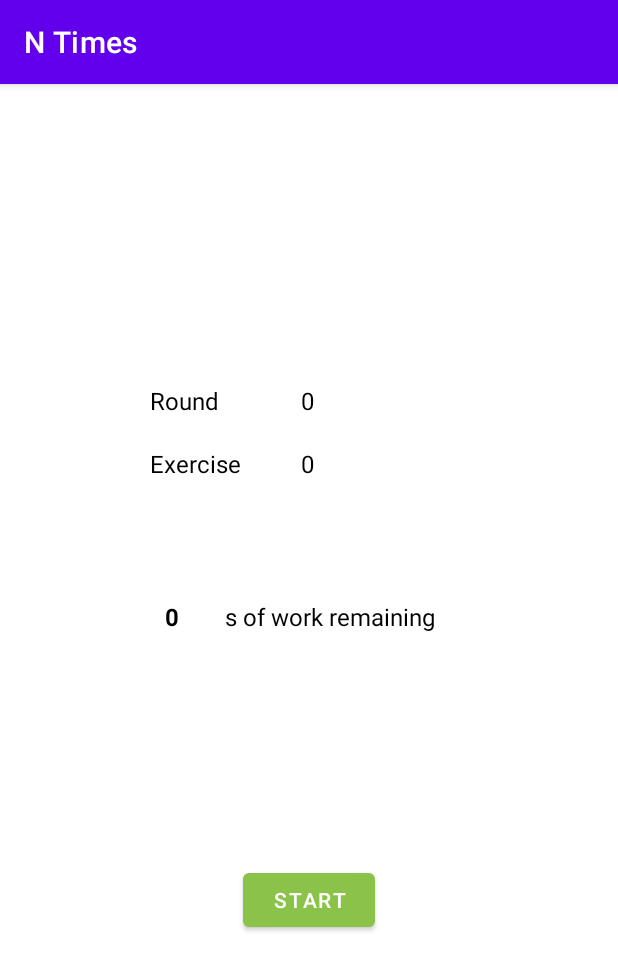
After one commit to xenoteo/N-Times, an Android app: the TimeActivity screen opened directly, with no data from a screen before it, on a phone screen of 412 x 824 dp. The commit adds this screen. Shown: the top 970 px of the screen. Run offline under Robolectric (Android 15) with nearby library versions, the phone set to English and light mode, and no system bars.

Commit message:
CountDownTimer created

```diff
--- a/app/src/main/AndroidManifest.xml
+++ b/app/src/main/AndroidManifest.xml
@@ -9,7 +9,8 @@
         android:roundIcon="@mipmap/ic_launcher_round"
         android:supportsRtl="true"
         android:theme="@style/Theme.NTimes">
-        <activity android:name=".CheckActivity"></activity>
+        <activity android:name=".TimeActivity"></activity>
+        <activity android:name=".CheckActivity" />
         <activity android:name=".RestActivity" />
         <activity android:name=".RoundActivity" />
         <activity android:name=".MainActivity">
--- a/app/src/main/java/com/example/ntimes/CheckActivity.java
+++ b/app/src/main/java/com/example/ntimes/CheckActivity.java
@@ -75,6 +75,6 @@ public class CheckActivity extends AppCompatActivity {
     }
 
     public void start(View v){
-        // TODO
+        startActivity(new Intent(this, TimeActivity.class));
     }
 }
--- a/app/src/main/java/com/example/ntimes/Key.java
+++ b/app/src/main/java/com/example/ntimes/Key.java
@@ -7,8 +7,6 @@ package com.example.ntimes;
 public class Key {
     public static String SHARED_PREFERENCES = "preferences";
 
-    public static String FIRST_RUN = "firstRun";
-
     public static String ROUNDS_NUMBER = "roundsNumber";
     public static String ROUNDS_SAME = "roundsSame";
     public static String RESTS_SAME = "restsSame";
--- /dev/null
+++ b/app/src/main/java/com/example/ntimes/TimeActivity.java
@@ -0,0 +1,133 @@
+package com.example.ntimes;
+
+import androidx.appcompat.app.AppCompatActivity;
+
+import android.content.Context;
+import android.content.SharedPreferences;
+import android.graphics.Color;
+import android.media.MediaPlayer;
+import android.os.Bundle;
+import android.os.CountDownTimer;
+import android.view.View;
+import android.widget.Button;
+import android.widget.TextView;
+
+public class TimeActivity extends AppCompatActivity {
+    private SharedPreferences sharedPreferences;
+
+    private TextView roundTextView;
+    private TextView exerciseTextView;
+    private TextView remainingDisplay;
+    private TextView remainingTextView;
+    private Button timeButton;
+
+    private CountDownTimer currentCountDown;
+    private long remain;
+    private boolean isExercise;
+
+    private MediaPlayer startExercise;
+    private MediaPlayer stopExercise;
+
+    @Override
+    protected void onCreate(Bundle savedInstanceState) {
+        super.onCreate(savedInstanceState);
+        setContentView(R.layout.activity_time);
+
+        setSharedPreferences();
+        setViews();
+        setMusic();
+        startTimer();
+    }
+
+    private void setSharedPreferences(){
+        sharedPreferences = getSharedPreferences(Key.SHARED_PREFERENCES, Context.MODE_PRIVATE);
+    }
+
+    private void setViews(){
+        roundTextView = (TextView)findViewById(R.id.roundDisplay);
+        exerciseTextView = (TextView)findViewById(R.id.exerciseDisplay);
+        remainingDisplay = (TextView)findViewById(R.id.remainingDisplay);
+        remainingTextView = (TextView)findViewById(R.id.remaining);
+        timeButton = (Button)findViewById(R.id.timerButton);
+    }
+
+    private void setMusic(){
+        startExercise = MediaPlayer.create(this, R.raw.start);
+        stopExercise = MediaPlayer.create(this, R.raw.stop);
+    }
+
+    private void startTimer(){
+        boolean roundsSame = sharedPreferences.getBoolean(Key.ROUNDS_SAME, true);
+        if (roundsSame) makeTimerWithSameRounds();
+        else makeTimerWithDifferentRounds();
+    }
+
+    private void makeTimerWithSameRounds(){
+        currentCountDown = makeTimer(10000);
+        isExercise = true;
+        /*
+        int roundsNumber = sharedPreferences.getInt(Key.ROUNDS_NUMBER, 0);
+        int exerciseNumber = sharedPreferences.getInt(Key.EXERCISES_NUMBER, 0);
+        int exerciseTime = sharedPreferences.getInt(Key.EXERCISE_TIME, 0) *  1000;
+        int exerciseRestTime = sharedPreferences.getInt(Key.EXERCISE_TIME, 0) *  1000;
+        int roundRestTime = sharedPreferences.getInt(Key.EXERCISE_TIME, 0) *  1000;
+        for (int i = 1; i <= roundsNumber; i++){
+            roundTextView.setText(String.valueOf(i));
+            for (int j = 1; j <= exerciseNumber; j++){
+                exerciseTextView.setText(String.valueOf(j));
+                isExercise = true;
+                currentCountDown = makeTimer(exerciseTime).start();
+                isExercise = false;
+                currentCountDown = makeTimer(exerciseRestTime).start();
+            }
+            currentCountDown = makeTimer(roundRestTime).start();
+        }
+         */
+    }
+
+    private void makeTimerWithDifferentRounds(){
+        // TODO
+    }
+
+    private CountDownTimer makeTimer(int millisInFuture){
+        return new CountDownTimer(millisInFuture, 1000) {
+            @Override
+            public void onTick(long l) {
+                if (isExercise){
+                    remainingTextView.setText(R.string.exercise_remain);
+                }
+                else {
+                    remainingTextView.setText(R.string.rest_remain);
+                }
+                remainingDisplay.setText(String.valueOf(l / 1000));
+                remain = l;
+            }
+            @Override
+            public void onFinish() {
+                if (isExercise) stopExercise.start();
+                else startExercise.start();
+            }
+        };
+    }
+
+    public void handleTimeButtonClick(View v){
+        String pauseColor = "#FF5722";
+        String resumeColor = "#8BC34A";
+
+        String value = timeButton.getText().toString();
+
+        if (value.equals(getString(R.string.start)) || value.equals(getString(R.string.resume))){
+            timeButton.setText(R.string.pause);
+            timeButton.setBackgroundColor(Color.parseColor(pauseColor));
+            currentCountDown.start();
+        }
+        else if (value.equals(getString(R.string.pause))){
+            timeButton.setText(R.string.resume);
+            timeButton.setBackgroundColor(Color.parseColor(resumeColor));
+            currentCountDown.cancel();
+            currentCountDown = makeTimer((int) remain);
+        }
+    }
+
+
+}
--- /dev/null
+++ b/app/src/main/res/layout/activity_time.xml
@@ -0,0 +1,102 @@
+<?xml version="1.0" encoding="utf-8"?>
+<androidx.constraintlayout.widget.ConstraintLayout xmlns:android="http://schemas.android.com/apk/res/android"
+    xmlns:app="http://schemas.android.com/apk/res-auto"
+    xmlns:tools="http://schemas.android.com/tools"
+    android:layout_width="match_parent"
+    android:layout_height="match_parent"
+    tools:context=".TimeActivity">
+
+    <TextView
+        android:id="@+id/textRound"
+        android:layout_width="wrap_content"
+        android:layout_height="wrap_content"
+        android:layout_marginStart="100dp"
+        android:layout_marginLeft="100dp"
+        android:layout_marginTop="200dp"
+        android:width="70dp"
+        android:text="@string/round"
+        android:textColor="#000000"
+        android:textSize="16sp"
+        app:layout_constraintStart_toStartOf="parent"
+        app:layout_constraintTop_toTopOf="parent" />
+
+    <TextView
+        android:id="@+id/roundDisplay"
+        android:layout_width="wrap_content"
+        android:layout_height="wrap_content"
+        android:layout_marginTop="200dp"
+        android:width="70dp"
+        android:gravity="center"
+        android:text="@string/default_num"
+        android:textColor="#000000"
+        android:textSize="16sp"
+        app:layout_constraintStart_toEndOf="@+id/textRound"
+        app:layout_constraintTop_toTopOf="parent" />
+
+    <TextView
+        android:id="@+id/textExercise"
+        android:layout_width="wrap_content"
+        android:layout_height="wrap_content"
+        android:layout_marginStart="100dp"
+        android:layout_marginLeft="100dp"
+        android:layout_marginTop="20dp"
+        android:width="70dp"
+        android:text="@string/exercise"
+        android:textColor="#000000"
+        android:textSize="16sp"
+        app:layout_constraintStart_toStartOf="parent"
+        app:layout_constraintTop_toBottomOf="@+id/textRound" />
+
+    <TextView
+        android:id="@+id/exerciseDisplay"
+        android:layout_width="wrap_content"
+        android:layout_height="wrap_content"
+        android:layout_marginTop="20dp"
+        android:width="70dp"
+        android:text="@string/default_num"
+        android:textColor="#000000"
+        android:textSize="16sp"
+        android:gravity="center"
+        app:layout_constraintStart_toEndOf="@+id/textExercise"
+        app:layout_constraintTop_toBottomOf="@+id/roundDisplay" />
+
+    <TextView
+        android:id="@+id/remainingDisplay"
+        android:layout_width="wrap_content"
+        android:layout_height="wrap_content"
+        android:layout_marginStart="80dp"
+        android:layout_marginLeft="80dp"
+        android:layout_marginTop="80dp"
+        android:width="70dp"
+        android:gravity="center"
+        android:text="@string/default_num"
+        android:textColor="#000000"
+        android:textSize="16sp"
+        android:textStyle="bold"
+        app:layout_constraintStart_toStartOf="parent"
+        app:layout_constraintTop_toBottomOf="@+id/textExercise" />
+
+    <TextView
+        android:id="@+id/remaining"
+        android:layout_width="wrap_content"
+        android:layout_height="wrap_content"
+        android:layout_marginTop="80dp"
+        android:text="@string/exercise_remain"
+        android:textColor="#000000"
+        android:textSize="16sp"
+        app:layout_constraintStart_toEndOf="@+id/remainingDisplay"
+        app:layout_constraintTop_toBottomOf="@+id/exerciseDisplay" />
+
+    <Button
+        android:id="@+id/timerButton"
+        android:layout_width="wrap_content"
+        android:layout_height="wrap_content"
+        android:layout_marginBottom="200dp"
+        android:onClick="handleTimeButtonClick"
+        android:text="@string/start"
+        app:backgroundTint="#8BC34A"
+        app:layout_constraintBottom_toBottomOf="parent"
+        app:layout_constraintEnd_toEndOf="parent"
+        app:layout_constraintHorizontal_bias="0.5"
+        app:layout_constraintStart_toStartOf="parent" />
+</androidx.constraintlayout.widget.ConstraintLayout>
--- a/app/src/main/res/values/strings.xml
+++ b/app/src/main/res/values/strings.xml
@@ -1,23 +1,42 @@
 <resources>
-    <string name="app_name">N Times</string>
-    <string name="rounds_selection">Choose number of rounds in your training</string>
-    <string name="rounds_example">3</string>
-    <string name="rounds_same">All rounds have same timing</string>
-    <string name="rests_same">All rests have same timing</string>
+    <!--    general buttons-->
     <string name="next">Next</string>
     <string name="back">Back</string>
     <string name="edit">Edit</string>
     <string name="start">Start</string>
+    <string name="pause">Pause</string>
+    <string name="resume">Resume</string>
+
+    <!--    main activity-->
+    <string name="app_name">N Times</string>
+    <string name="rounds_selection">Choose number of rounds in your training</string>
+    <string name="rounds_same">All rounds have same timing</string>
+    <string name="rests_same">All rests have same timing</string>
+
+    <!--    round activity-->
     <string name="exercises_number">Number of exercises</string>
     <string name="exercises_time">Time of one exercise</string>
     <string name="rest_time">Rest between exercises</string>
+
+    <!--    number picker time strings-->
     <string name="min">min</string>
     <string name="sec">sec</string>
+
+    <!--    rest activity-->
     <string name="round_rest_tim">Rest between rounds</string>
+
+    <!--    check activity-->
     <string name="choice">You picked</string>
     <string name="rounds">rounds, each has</string>
     <string name="exercises">exercises</string>
     <string name="exercise_lasts">One exercise lasts</string>
     <string name="rest_between_exercises">Rest between exercises is</string>
     <string name="rest_between_rounds">Rest between rounds is</string>
+
+    <!--    timer-->
+    <string name="round">Round</string>
+    <string name="exercise">Exercise</string>
+    <string name="exercise_remain">s of work remaining</string>
+    <string name="rest_remain">s of rest remaining</string>
+    <string name="default_num">0</string>
 </resources>
```
Also changed, not shown: 2 other files.
